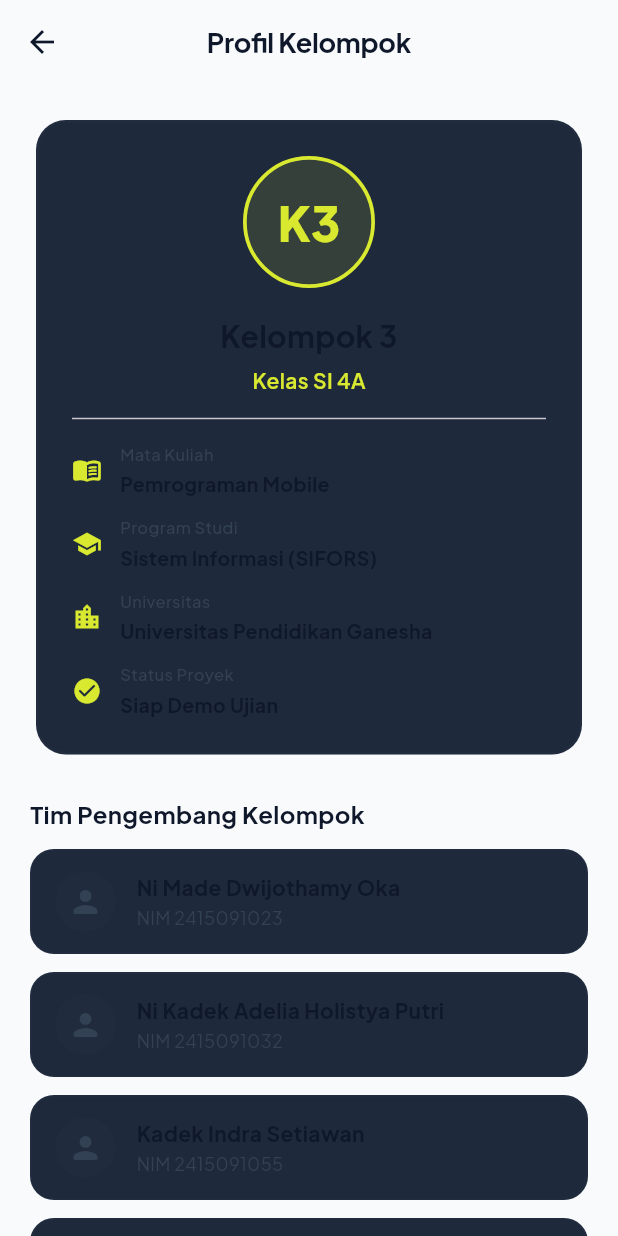
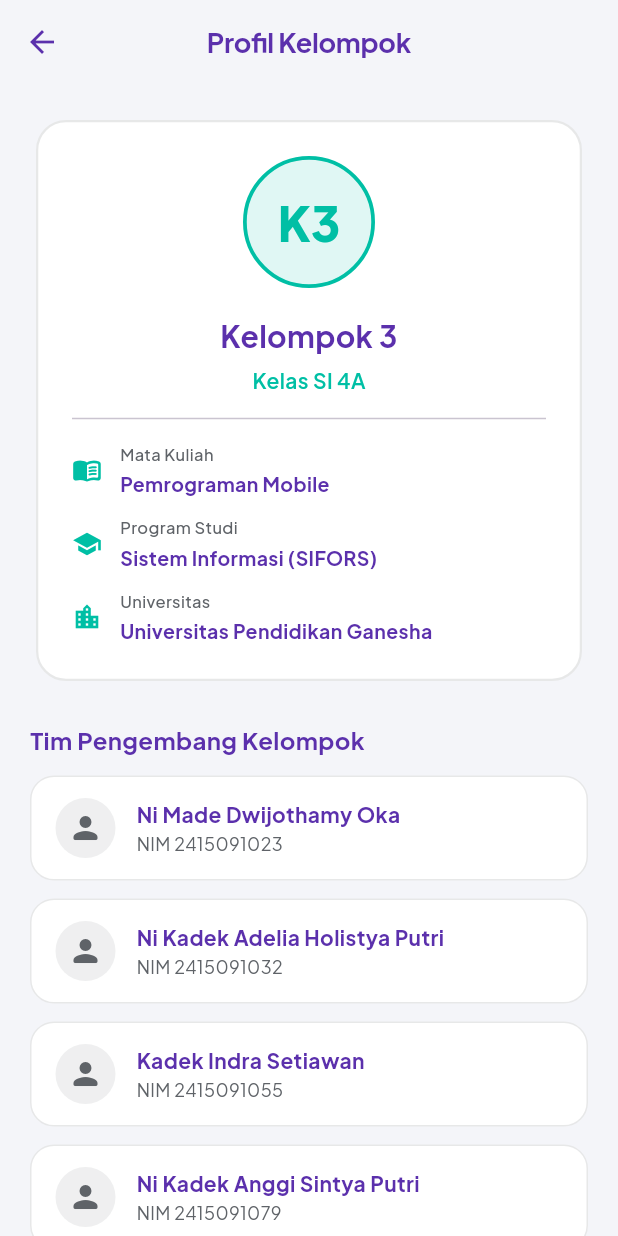
Before and after one commit to dwika26/presensi_app, a Flutter app: the ProfilPage screen opened directly, on a phone screen of 412 x 824 dp. Run offline on Flutter 3.47's test engine with Material 3 defaults, Android fonts, the light colour scheme and no system bars; our stand-ins replace device_preview, flutter_bloc, google_fonts, image_picker, permission_handler; network calls fail.

Commit message:
Update color palette to purple/teal reference and remove project status on profile

```diff
--- a/lib/config/app_theme.dart
+++ b/lib/config/app_theme.dart
@@ -5,14 +5,14 @@ import 'package:google_fonts/google_fonts.dart';
 class AppColors {
   AppColors._();
 
-  static const inkNavy = Color(0xFF0F172A); // Slate 900 (Warna Utama/Teks Gelap)
-  static const navySurface = Color(0xFF1E293B); // Slate 800 (Card Gelap)
-  static const brass = Color(0xFFD9E930); // Lime Green Accent (Warna Aksen Modern)
-  static const ivory = Color(0xFFFFFFFF); // Putih Bersih (Card Background)
-  static const parchment = Color(0xFFF8FAFC); // Slate 50 (Scaffold Background)
-  static const charcoal = Color(0xFF334155); // Slate 700 (Teks Sekunder)
-  static const sage = Color(0xFF10B981); // Emerald Green (Status Sukses/Hadir)
-  static const rust = Color(0xFFEF4444); // Red (Status Error/Absen)
+  static const inkNavy = Color(0xFF5B30AC); // Deep Purple (Primary/Text)
+  static const navySurface = Color(0xFFFFFFFF); // Clean White (Cards)
+  static const brass = Color(0xFF00BFA5); // Vibrant Teal (Accents)
+  static const ivory = Color(0xFFFFFFFF); // Pure White
+  static const parchment = Color(0xFFF4F5F9); // Light Grey/Purple (Background)
+  static const charcoal = Color(0xFF5F6368); // Slate Grey (Secondary Text)
+  static const sage = Color(0xFF00BFA5); // Success Teal
+  static const rust = Color(0xFFEF4444); // Error Red
 }
 
 class AppTheme {
--- a/lib/screens/profil_page.dart
+++ b/lib/screens/profil_page.dart
@@ -94,12 +94,6 @@ class ProfilPage extends StatelessWidget {
                       Icons.location_city,
                       'Universitas',
                       'Universitas Pendidikan Ganesha',
-                    ),
-                    const SizedBox(height: 12),
-                    _buildInfoRow(
-                      Icons.check_circle_rounded,
-                      'Status Proyek',
-                      'Siap Demo Ujian',
                     ),
                   ],
                 ),
--- a/lib/screens/splash_screen.dart
+++ b/lib/screens/splash_screen.dart
@@ -80,7 +80,7 @@ class _SplashScreenState extends State<SplashScreen> {
                   style: Theme.of(context).textTheme.headlineMedium?.copyWith(
                         fontWeight: FontWeight.w900,
                         letterSpacing: 2.0,
-                        color: AppColors.ivory,
+                        color: AppColors.inkNavy,
                       ),
                 ),
                 const SizedBox(height: 6),
```
